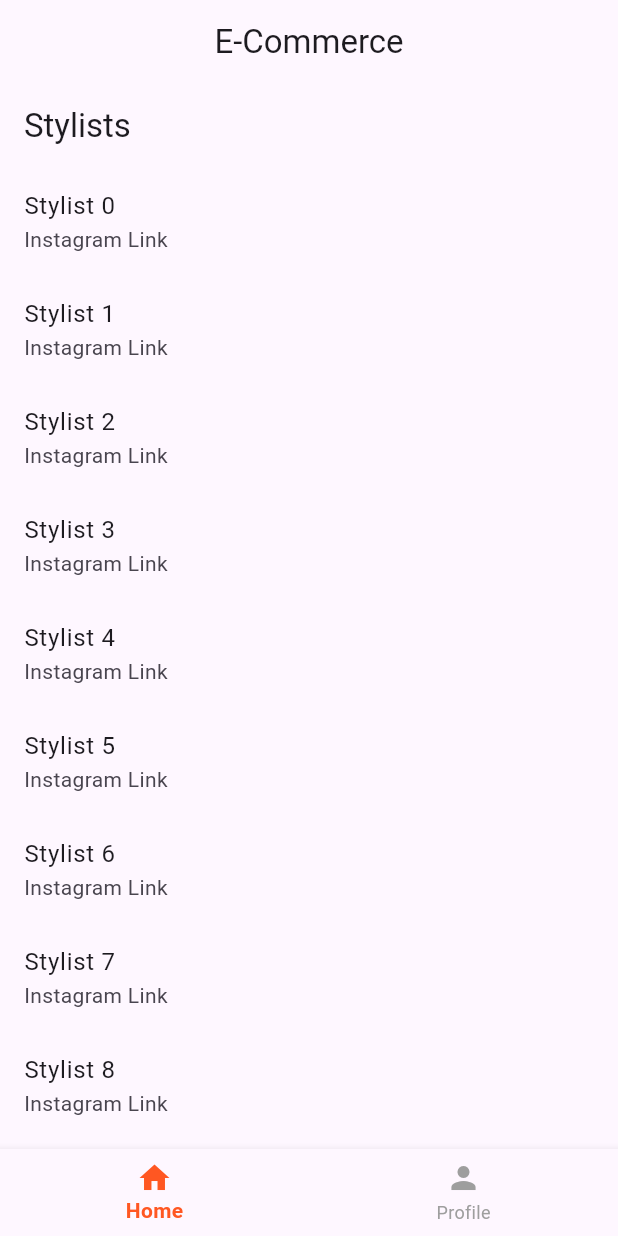
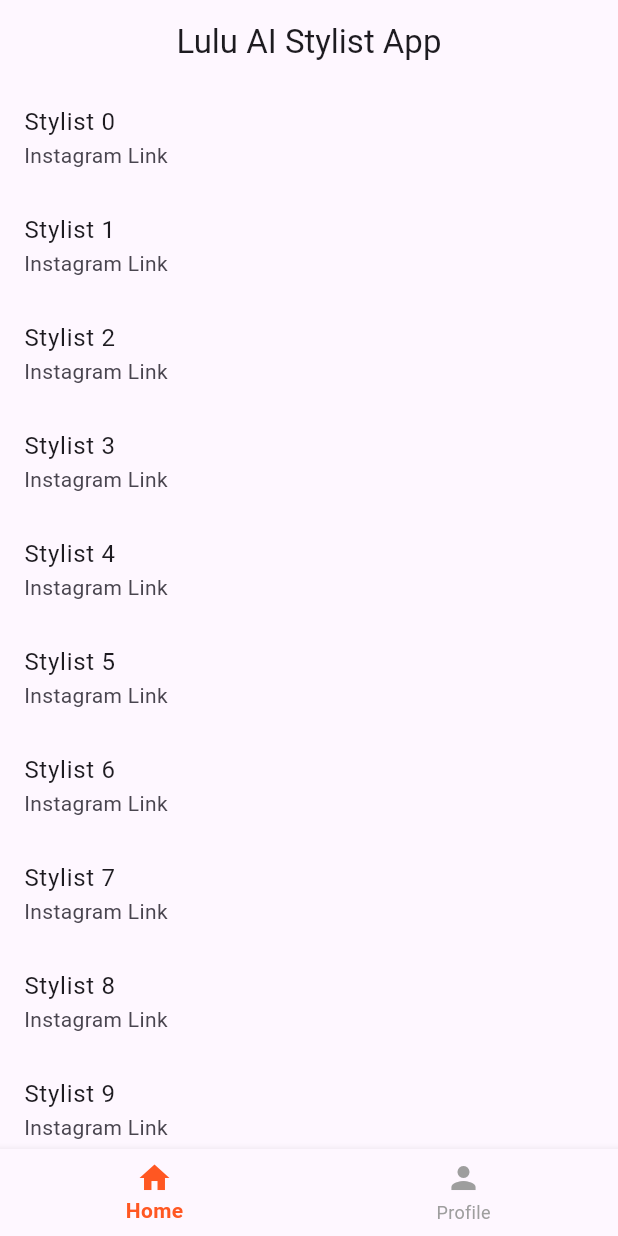
Before and after one commit to JakariaKhan-CSE/Lulu-AI-Stylist-App, a Flutter app: the BottomNavController screen opened directly, on a phone screen of 412 x 824 dp. Run offline on Flutter 3.47's test engine with Material 3 defaults, Android fonts, the phone set to English and light mode, and no system bars; our stand-ins replace cloud_firestore, firebase_auth, firebase_core; accounts and stored records are empty.

```diff
--- a/lib/ui/bottom_nav.dart
+++ b/lib/ui/bottom_nav.dart
@@ -14,14 +14,14 @@ class BottomNavController extends StatefulWidget {
 class _HomePageState extends State<BottomNavController> {
   int x=0;
 
-  final _pages = [ExplorerScreen(),ProfileScreen()];
+  final _pages = [ExplorerScreen(),Profile()];
 
   @override
   Widget build(BuildContext context) {
 
 
     return Scaffold(
-      appBar: AppBar(title: Text("E-Commerce"),centerTitle: true,),
+      appBar: AppBar(title: Text("Lulu AI Stylist App"),centerTitle: true,),
       bottomNavigationBar: BottomNavigationBar(
         currentIndex: x,
         elevation: 5,
--- a/lib/ui/explorer_screen.dart
+++ b/lib/ui/explorer_screen.dart
@@ -6,7 +6,7 @@ class ExplorerScreen extends StatelessWidget {
   @override
   Widget build(BuildContext context) {
     return Scaffold(
-      appBar: AppBar(title: Text('Stylists')),
+      // appBar: AppBar(title: Text('Stylists')),
       body: ListView.builder(
         itemCount: 10, // Placeholder for number of stylists
         itemBuilder: (context, index) {
```
Also changed, not shown: lib/ui/profile_screen.dart (+39 -17 lines).
